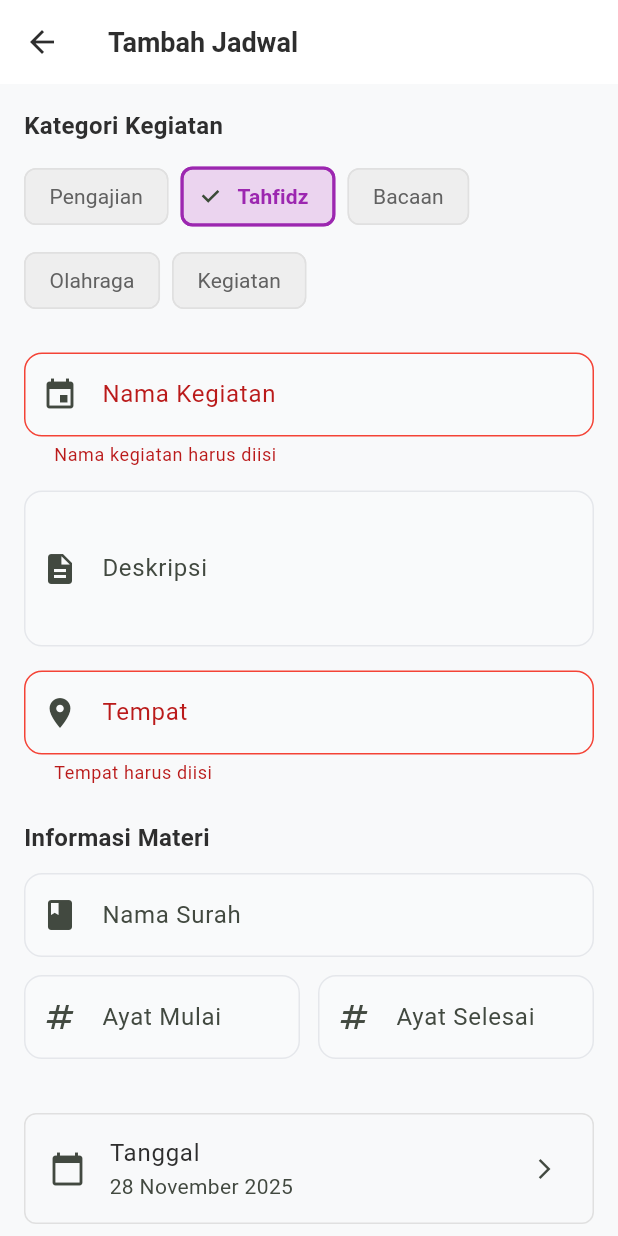
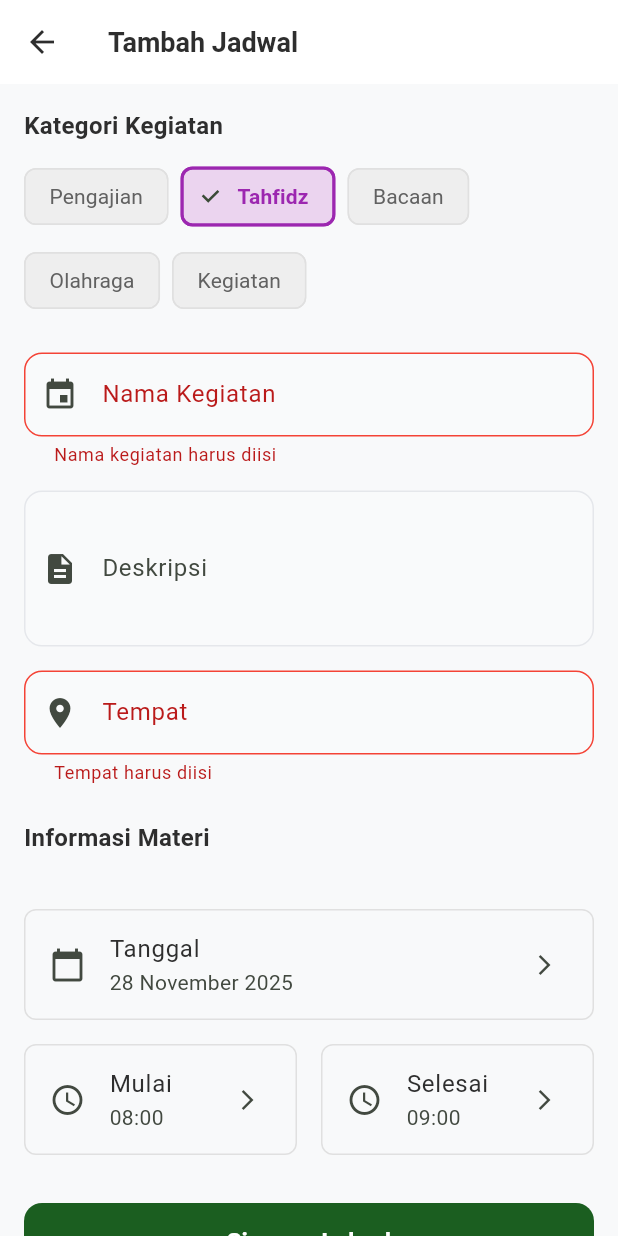
Before and after one commit to padukadafa/sisantri, a Flutter app: the AddEditJadwalPage screen opened directly, after a tap on "Simpan Jadwal", after a tap on "Pengajian", after a tap on "Tahfidz", on a phone screen of 412 x 824 dp. Run offline on Flutter 3.47's test engine with Material 3 defaults, Android fonts, the phone set to English and light mode, and no system bars; our stand-ins replace cloud_firestore, equatable, firebase_auth, firebase_core, firebase_messaging, flutter_easyloading and 6 more; missing offline and left inert: excel, nfc_manager; accounts and stored records are empty; Roboto replaces fonts that are missing (Poppins).

```diff
--- a/lib/core/di/injection.dart
+++ b/lib/core/di/injection.dart
@@ -22,6 +22,7 @@
 import '../../features/shared/auth/domain/usecases/login_with_email_and_password.dart';
 import '../../features/shared/auth/domain/usecases/get_current_user.dart';
 import '../../features/shared/auth/domain/usecases/logout.dart';
+import '../../features/shared/auth/domain/usecases/reset_password.dart';
 import '../../features/santri/presensi/domain/usecases/add_presensi.dart';
 import '../../features/santri/presensi/domain/usecases/get_presensi_by_user_id.dart';
 import '../../features/santri/presensi/domain/usecases/presensi_with_rfid.dart';
@@ -80,6 +81,10 @@
   return Logout(ref.read(authRepositoryProvider));
 });
 
+final resetPasswordProvider = Provider<ResetPassword>((ref) {
+  return ResetPassword(ref.read(authRepositoryProvider));
+});
+
 final addPresensiProvider = Provider<AddPresensi>((ref) {
   return AddPresensi(ref.read(presensiRepositoryProvider));
 });
--- a/lib/features/admin/schedule_management/presentation/pages/add_edit_jadwal_page.dart
+++ b/lib/features/admin/schedule_management/presentation/pages/add_edit_jadwal_page.dart
@@ -33,8 +33,8 @@ class _AddEditJadwalPageNewState extends ConsumerState<AddEditJadwalPage> {
   String? _selectedPemateriNama;
   String? _selectedMateriId;
   String? _selectedMateriNama;
+  String? _selectedMateriJenis; // quran, hadist, atau lainnya
   final _temaController = TextEditingController();
-  final _surahController = TextEditingController();
   final _ayatMulaiController = TextEditingController();
   final _ayatSelesaiController = TextEditingController();
   final _halamanMulaiController = TextEditingController();
@@ -80,9 +80,6 @@ class _AddEditJadwalPageNewState extends ConsumerState<AddEditJadwalPage> {
       _selectedMateriId = widget.jadwal!.materiId;
       // materiNama tidak perlu disimpan karena akan di-fetch dari dropdown
 
-      if (widget.jadwal!.surah != null) {
-        _surahController.text = widget.jadwal!.surah!;
-      }
       if (widget.jadwal!.ayatMulai != null) {
         _ayatMulaiController.text = widget.jadwal!.ayatMulai.toString();
       }
@@ -112,7 +109,6 @@ class _AddEditJadwalPageNewState extends ConsumerState<AddEditJadwalPage> {
     _deskripsiController.dispose();
     _tempatController.dispose();
     _temaController.dispose();
-    _surahController.dispose();
     _ayatMulaiController.dispose();
     _ayatSelesaiController.dispose();
     _halamanMulaiController.dispose();
@@ -160,10 +156,21 @@ class _AddEditJadwalPageNewState extends ConsumerState<AddEditJadwalPage> {
                       selectedKategori: _selectedKategori,
                       selectedMateriId: _selectedMateriId,
                       selectedMateriNama: _selectedMateriNama,
-                      onMateriChanged: (id, nama) {
+                      selectedMateriJenis: _selectedMateriJenis,
+                      onMateriChanged: (id, nama, jenis) {
                         setState(() {
                           _selectedMateriId = id;
                           _selectedMateriNama = nama;
+                          _selectedMateriJenis = jenis;
+                          // Clear fields yang tidak relevan saat materi berubah
+                          if (jenis != 'quran') {
+                            _ayatMulaiController.clear();
+                            _ayatSelesaiController.clear();
+                          }
+                          if (jenis == 'quran') {
+                            _halamanMulaiController.clear();
+                            _halamanSelesaiController.clear();
+                          }
                         });
                       },
                       selectedPemateriId: _selectedPemateriId,
@@ -175,13 +182,10 @@ class _AddEditJadwalPageNewState extends ConsumerState<AddEditJadwalPage> {
                         });
                       },
                       temaController: _temaController,
-                      surahController: _surahController,
                       ayatMulaiController: _ayatMulaiController,
                       ayatSelesaiController: _ayatSelesaiController,
                       halamanMulaiController: _halamanMulaiController,
                       halamanSelesaiController: _halamanSelesaiController,
-                      hadistMulaiController: _hadistMulaiController,
-                      hadistSelesaiController: _hadistSelesaiController,
                     ),
                     const SizedBox(height: 24),
                     DateTimeFormSection(
@@ -276,7 +280,6 @@ class _AddEditJadwalPageNewState extends ConsumerState<AddEditJadwalPage> {
         materiId: _selectedMateriId,
         pemateriId: _selectedPemateriId,
         pemateriNama: _selectedPemateriNama,
-        surah: stringOrNull(_surahController.text),
         ayatMulai: parseIntOrNull(_ayatMulaiController.text),
         ayatSelesai: parseIntOrNull(_ayatSelesaiController.text),
         halamanMulai: parseIntOrNull(_halamanMulaiController.text),
--- a/lib/features/admin/schedule_management/presentation/widgets/form_sections/materi_form_section.dart
+++ b/lib/features/admin/schedule_management/presentation/widgets/form_sections/materi_form_section.dart
@@ -11,15 +11,13 @@ class MateriFormSection extends StatelessWidget {
   final Function(String? id, String? nama) onPemateriChanged;
   final String? selectedMateriId;
   final String? selectedMateriNama;
-  final Function(String? id, String? nama) onMateriChanged;
+  final String? selectedMateriJenis; // quran, hadist, atau lainnya
+  final Function(String? id, String? nama, String? jenis) onMateriChanged;
   final TextEditingController? temaController;
-  final TextEditingController? surahController;
   final TextEditingController? ayatMulaiController;
   final TextEditingController? ayatSelesaiController;
   final TextEditingController? halamanMulaiController;
   final TextEditingController? halamanSelesaiController;
-  final TextEditingController? hadistMulaiController;
-  final TextEditingController? hadistSelesaiController;
 
   const MateriFormSection({
     super.key,
@@ -29,15 +27,13 @@ class MateriFormSection extends StatelessWidget {
     required this.onPemateriChanged,
     this.selectedMateriId,
     this.selectedMateriNama,
+    this.selectedMateriJenis,
     required this.onMateriChanged,
     this.temaController,
-    this.surahController,
     this.ayatMulaiController,
     this.ayatSelesaiController,
     this.halamanMulaiController,
     this.halamanSelesaiController,
-    this.hadistMulaiController,
-    this.hadistSelesaiController,
   });
 
   bool get _isPengajianOrKajian {
@@ -69,7 +65,9 @@ class MateriFormSection extends StatelessWidget {
           MateriSelector(
             selectedMateriId: selectedMateriId,
             selectedMateriNama: selectedMateriNama,
-            onMateriChanged: onMateriChanged,
+            onMateriChanged: (id, nama, jenis) {
+              onMateriChanged(id, nama, jenis);
+            },
           ),
           const SizedBox(height: 12),
         ],
@@ -84,22 +82,10 @@ class MateriFormSection extends StatelessWidget {
           const SizedBox(height: 12),
         ],
 
-        // Surah dan Ayat (untuk kajian Al-Quran / Tahfidz)
-        if ((_isPengajianOrKajian || _isTahfidz) &&
-            surahController != null) ...[
-          TextFormField(
-            controller: surahController,
-            decoration: const InputDecoration(
-              labelText: 'Nama Surah',
-              hintText: 'Contoh: Al-Baqarah',
-              border: OutlineInputBorder(),
-              prefixIcon: Icon(Icons.book),
-            ),
-          ),
-          const SizedBox(height: 12),
-
-          // Ayat Mulai dan Selesai
-          if (ayatMulaiController != null && ayatSelesaiController != null) ...[
+        // Ayat (untuk materi jenis Al-Quran)
+        if (selectedMateriJenis == 'quran' &&
+            ayatMulaiController != null &&
+            ayatSelesaiController != null) ...[
           Row(
             children: [
               Expanded(
@@ -156,10 +142,10 @@ class MateriFormSection extends StatelessWidget {
           ),
           const SizedBox(height: 12),
         ],
-        ],
 
-        // Halaman (untuk kajian kitab umum)
-        if (_isPengajianOrKajian &&
+        // Halaman (untuk materi jenis hadist atau lainnya)
+        if (selectedMateriJenis != null &&
+            selectedMateriJenis != 'quran' &&
             halamanMulaiController != null &&
             halamanSelesaiController != null) ...[
           Row(
--- a/lib/features/shared/auth/data/datasources/firebase_auth_operations.dart
+++ b/lib/features/shared/auth/data/datasources/firebase_auth_operations.dart
@@ -46,6 +46,7 @@ class FirebaseAuthOperations {
       final errorMessage = AuthErrorMapper.mapFirebaseAuthError(e.code);
       throw Exception(errorMessage);
     } catch (e) {
+      print('e in firebase ops: $e');
       final errorMessage = AuthErrorMapper.getErrorMessage(e);
       throw Exception(errorMessage);
     }
--- a/lib/shared/models/jadwal_model.dart
+++ b/lib/shared/models/jadwal_model.dart
@@ -29,11 +29,10 @@ class JadwalModel {
   final String? pemateriId; // ID user pemateri
   final String? pemateriNama; // Nama pemateri untuk display
   final String? materiId; // Reference ke materi kajian
-  final String? surah; // Untuk kajian Quran
-  final int? ayatMulai; // Untuk kajian Quran
-  final int? ayatSelesai; // Untuk kajian Quran
-  final int? halamanMulai; // Untuk kitab umum
-  final int? halamanSelesai; // Untuk kitab umum
+  final int? ayatMulai; // Untuk materi jenis Quran
+  final int? ayatSelesai; // Untuk materi jenis Quran
+  final int? halamanMulai; // Untuk materi jenis hadist/lainnya
+  final int? halamanSelesai; // Untuk materi jenis hadist/lainnya
 
   final bool isAktif;
   final DateTime? createdAt;
@@ -51,7 +50,6 @@ class JadwalModel {
     this.pemateriId,
     this.pemateriNama,
     this.materiId,
-    this.surah,
     this.ayatMulai,
     this.ayatSelesai,
     this.halamanMulai,
@@ -79,7 +77,6 @@ class JadwalModel {
       pemateriId: json['pemateriId'] as String?,
       pemateriNama: json['pemateriNama'] as String?,
       materiId: json['materiId'] as String?,
-      surah: json['surah'] as String?,
       ayatMulai: json['ayatMulai'] as int?,
       ayatSelesai: json['ayatSelesai'] as int?,
       halamanMulai: json['halamanMulai'] as int?,
@@ -105,7 +102,6 @@ class JadwalModel {
   /// Method untuk convert JadwalModel ke JSON
   Map<String, dynamic> toJson() {
     return {
-      'id': id,
       'nama': nama,
       'tanggal': tanggal,
       'waktuMulai': waktuMulai,
@@ -116,7 +112,6 @@ class JadwalModel {
       'pemateriId': pemateriId,
       'pemateriNama': pemateriNama,
       'materiId': materiId,
-      'surah': surah,
       'ayatMulai': ayatMulai,
       'ayatSelesai': ayatSelesai,
       'halamanMulai': halamanMulai,
@@ -142,7 +137,6 @@ class JadwalModel {
     String? pemateriNama,
     String? tema,
     String? materiId,
-    String? surah,
     int? ayatMulai,
     int? ayatSelesai,
     int? halamanMulai,
@@ -166,7 +160,6 @@ class JadwalModel {
       pemateriId: pemateriId ?? this.pemateriId,
       pemateriNama: pemateriNama ?? this.pemateriNama,
       materiId: materiId ?? this.materiId,
-      surah: surah ?? this.surah,
       ayatMulai: ayatMulai ?? this.ayatMulai,
       ayatSelesai: ayatSelesai ?? this.ayatSelesai,
       halamanMulai: halamanMulai ?? this.halamanMulai,
```
Also changed, not shown: lib/features/admin/schedule_management/presentation/widgets/form_sections/materi_selector.dart (+8 -4 lines), lib/features/shared/auth/domain/usecases/reset_password.dart (added, +23 -0 lines), lib/features/shared/auth/presentation/pages/forgot_password_page.dart (added, +205 -0 lines), lib/features/shared/auth/presentation/pages/login_page.dart (+22 -1 lines), package-lock.json, 10 other files. Lines whose indentation alone changed are shown as unchanged.
